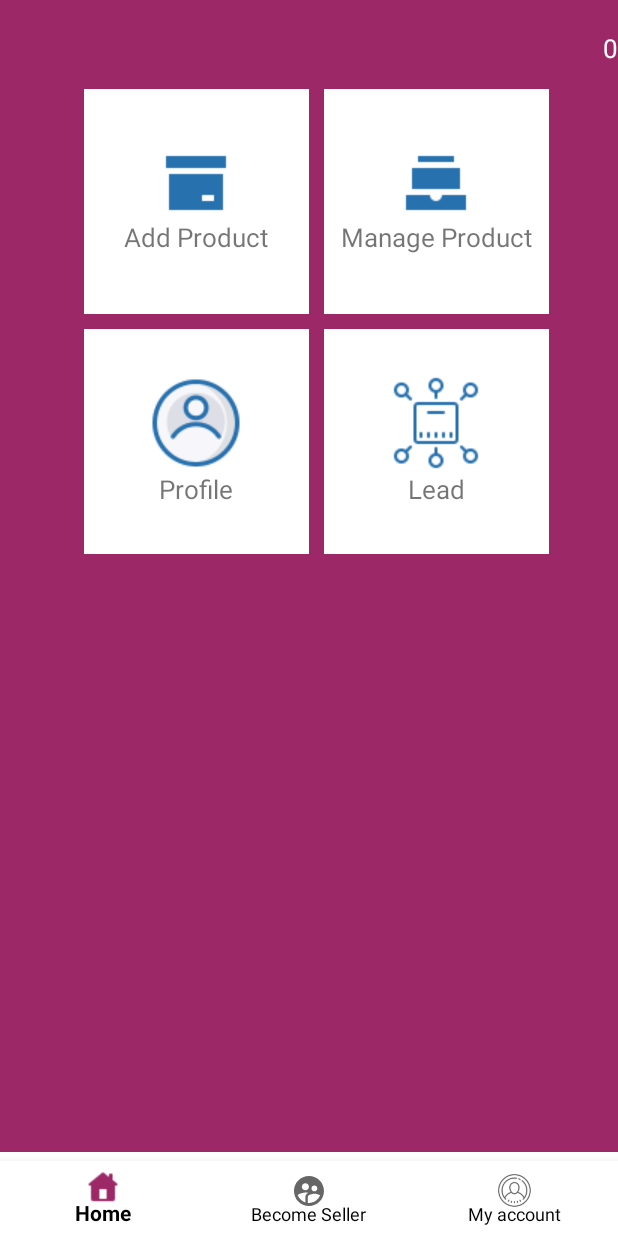
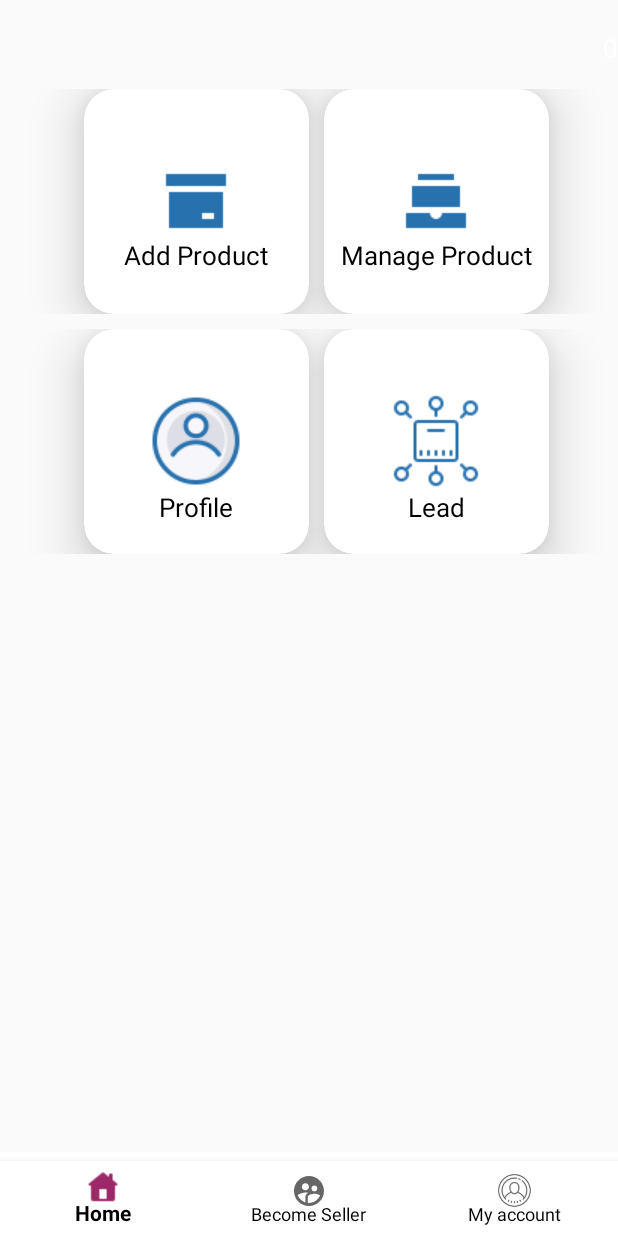
Before and after one commit to Chander-Shekhar-18/Print_India_Mart, an Android app: the layout activity_dashboard__seller.xml on its own in the app's theme, with its tools: preview values and no code run, on a phone screen of 412 x 824 dp. Run offline under Robolectric (Android 15) with nearby library versions, the phone set to English and light mode, and no system bars; Roboto replaces fonts that are not available here.

Commit message:
dashboard

```diff
--- a/app/src/main/res/layout/activity_change__password.xml
+++ b/app/src/main/res/layout/activity_change__password.xml
@@ -9,6 +9,7 @@
     <LinearLayout
         android:layout_width="match_parent"
         android:layout_height="wrap_content"
+        android:layout_marginTop="50dp"
         android:gravity="center"
         android:orientation="vertical">
 
--- a/app/src/main/res/layout/activity_dashboard__seller.xml
+++ b/app/src/main/res/layout/activity_dashboard__seller.xml
@@ -4,7 +4,6 @@
     xmlns:tools="http://schemas.android.com/tools"
     android:layout_width="match_parent"
     android:layout_height="match_parent"
-    android:background="#9c2867"
     tools:context="com.zaptas.printindiamart.seller.Dashboard_Seller">
 
     <ScrollView
@@ -77,20 +76,26 @@
                     android:gravity="center"
                     android:orientation="horizontal">
 
-                    <LinearLayout
+                    <androidx.cardview.widget.CardView
                         android:layout_width="150dp"
                         android:layout_height="150dp"
                         android:layout_gravity="center"
                         android:layout_marginLeft="10dp"
-                        android:background="#ffffff"
+                        android:background="@drawable/edt_text"
                         android:gravity="center"
                         android:onClick="addproduct"
-                        android:orientation="vertical">
+                        app:cardCornerRadius="20dp"
+                        app:cardElevation="20dp">
+
+                        <RelativeLayout
+                            android:layout_width="match_parent"
+                            android:layout_height="match_parent">
 
                             <ImageView
+                                android:id="@+id/imageAddToProduct"
                                 android:layout_width="wrap_content"
                                 android:layout_height="wrap_content"
-                            android:layout_gravity="center"
+                                android:layout_centerInParent="true"
                                 android:src="@drawable/addproduct"
 
                                 />
@@ -98,39 +103,53 @@
                             <TextView
                                 android:layout_width="wrap_content"
                                 android:layout_height="wrap_content"
-                            android:layout_gravity="center"
+                                android:layout_below="@id/imageAddToProduct"
+                                android:layout_centerInParent="true"
                                 android:text="Add Product"
+                                android:textColor="#000"
                                 android:textSize="17dp" />
-                    </LinearLayout>
+                        </RelativeLayout>
 
-                    <LinearLayout
+
+                    </androidx.cardview.widget.CardView>
+
+                    <androidx.cardview.widget.CardView
                         android:layout_width="150dp"
                         android:layout_height="150dp"
                         android:layout_gravity="center"
                         android:layout_marginLeft="10dp"
-                        android:background="#ffffff"
+                        android:background="@drawable/edt_text"
                         android:gravity="center"
                         android:onClick="manageproduct"
-                        android:orientation="vertical">
+                        app:cardCornerRadius="20dp"
+                        app:cardElevation="20dp">
+
+                        <RelativeLayout
+                            android:layout_width="match_parent"
+                            android:layout_height="match_parent">
 
                             <ImageView
+                                android:id="@+id/imageManageProduct"
                                 android:layout_width="wrap_content"
                                 android:layout_height="wrap_content"
-                            android:layout_gravity="center"
-                            android:src="@drawable/manageproduct"
-
-                            />
+                                android:layout_centerInParent="true"
+                                android:src="@drawable/manageproduct" />
 
                             <TextView
                                 android:id="@+id/id_gender"
                                 android:layout_width="wrap_content"
                                 android:layout_height="wrap_content"
+                                android:layout_below="@+id/imageManageProduct"
+                                android:layout_centerInParent="true"
                                 android:layout_gravity="center"
                                 android:gravity="center"
                                 android:text="Manage Product"
+                                android:textColor="#000"
                                 android:textSize="17dp" />
+                        </RelativeLayout>
 
-                    </LinearLayout>
+
+                    </androidx.cardview.widget.CardView>
                 </LinearLayout>
 
                 <LinearLayout
@@ -142,47 +161,60 @@
                     android:gravity="center"
                     android:orientation="horizontal">
 
-                    <LinearLayout
+                    <androidx.cardview.widget.CardView
                         android:layout_width="150dp"
                         android:layout_height="150dp"
                         android:layout_gravity="center"
                         android:layout_marginLeft="10dp"
-                        android:background="#ffffff"
+                        android:background="@drawable/edt_text"
                         android:gravity="center"
                         android:onClick="profile"
-                        android:orientation="vertical">
+                        app:cardCornerRadius="20dp"
+                        app:cardElevation="20dp">
+
+                        <RelativeLayout
+                            android:layout_width="match_parent"
+                            android:layout_height="match_parent">
 
                             <ImageView
+                                android:id="@+id/imageProfile"
                                 android:layout_width="wrap_content"
                                 android:layout_height="wrap_content"
-                            android:layout_gravity="center"
-                            android:src="@drawable/profl"
-
-                            />
+                                android:layout_centerInParent="true"
+                                android:src="@drawable/profl" />
 
                             <TextView
                                 android:id="@+id/id_dob"
                                 android:layout_width="wrap_content"
                                 android:layout_height="wrap_content"
-                            android:layout_gravity="center"
+                                android:layout_below="@+id/imageProfile"
+                                android:layout_centerInParent="true"
                                 android:text="Profile"
+                                android:textColor="#000"
                                 android:textSize="17dp" />
-                    </LinearLayout>
+                        </RelativeLayout>
+                    </androidx.cardview.widget.CardView>
 
-                    <LinearLayout
+                    <androidx.cardview.widget.CardView
                         android:layout_width="150dp"
                         android:layout_height="150dp"
                         android:layout_gravity="center"
                         android:layout_marginLeft="10dp"
-                        android:background="#ffffff"
+                        android:background="@drawable/edt_text"
                         android:gravity="center"
                         android:onClick="lead"
-                        android:orientation="vertical">
+                        app:cardCornerRadius="20dp"
+                        app:cardElevation="20dp">
+
+                        <RelativeLayout
+                            android:layout_width="match_parent"
+                            android:layout_height="match_parent">
 
                             <ImageView
+                                android:id="@+id/imageLead"
                                 android:layout_width="wrap_content"
                                 android:layout_height="wrap_content"
-                            android:layout_gravity="center"
+                                android:layout_centerInParent="true"
                                 android:src="@drawable/leads"
 
                                 />
@@ -190,11 +222,14 @@
                             <TextView
                                 android:layout_width="wrap_content"
                                 android:layout_height="wrap_content"
-                            android:layout_gravity="center"
+                                android:layout_below="@+id/imageLead"
+                                android:textColor="#000"
+                                android:layout_centerInParent="true"
                                 android:text="Lead"
                                 android:textSize="17dp" />
 
-                    </LinearLayout>
+                        </RelativeLayout>
+                    </androidx.cardview.widget.CardView>
                 </LinearLayout>
             </LinearLayout>
 
@@ -305,11 +340,11 @@
                     android:gravity="center"
                     android:text="Lead"
                     android:textColor="#9c2867"
-                    android:textSize="15dp"/>
+                    android:textSize="15dp" />
 
             </TableRow>
         </TableLayout>
     </LinearLayout>
 
-    <include layout="@layout/bottom_navigation"/>
+    <include layout="@layout/bottom_navigation" />
 </RelativeLayout>
```
Lines whose indentation alone changed are shown as unchanged.
